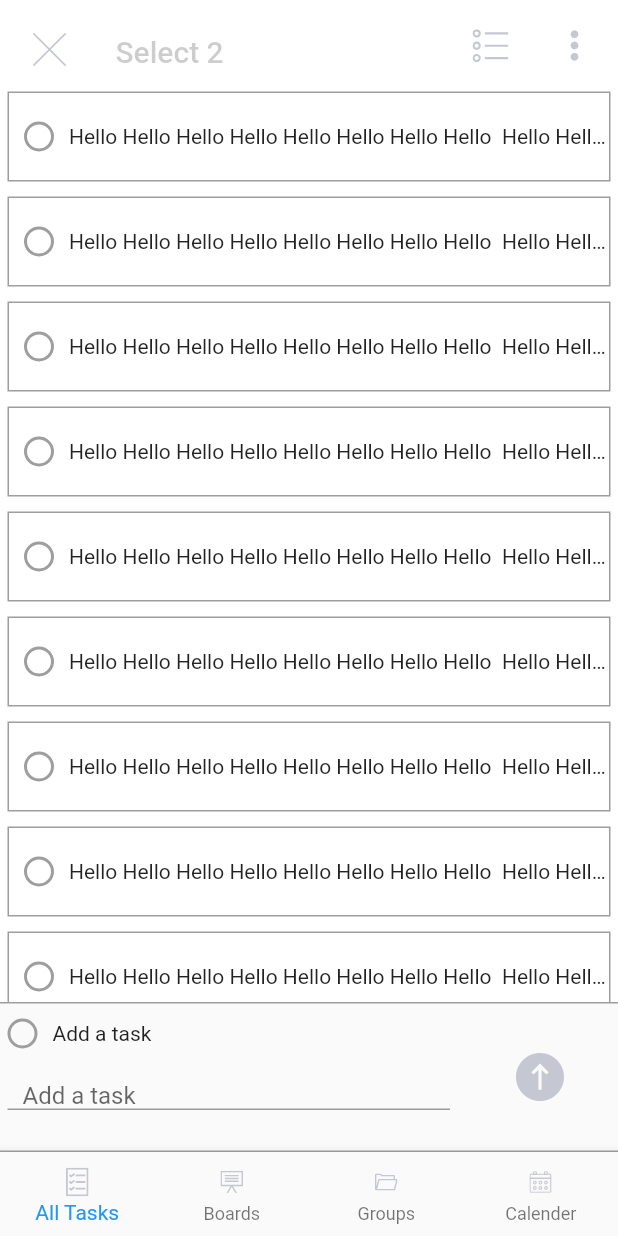
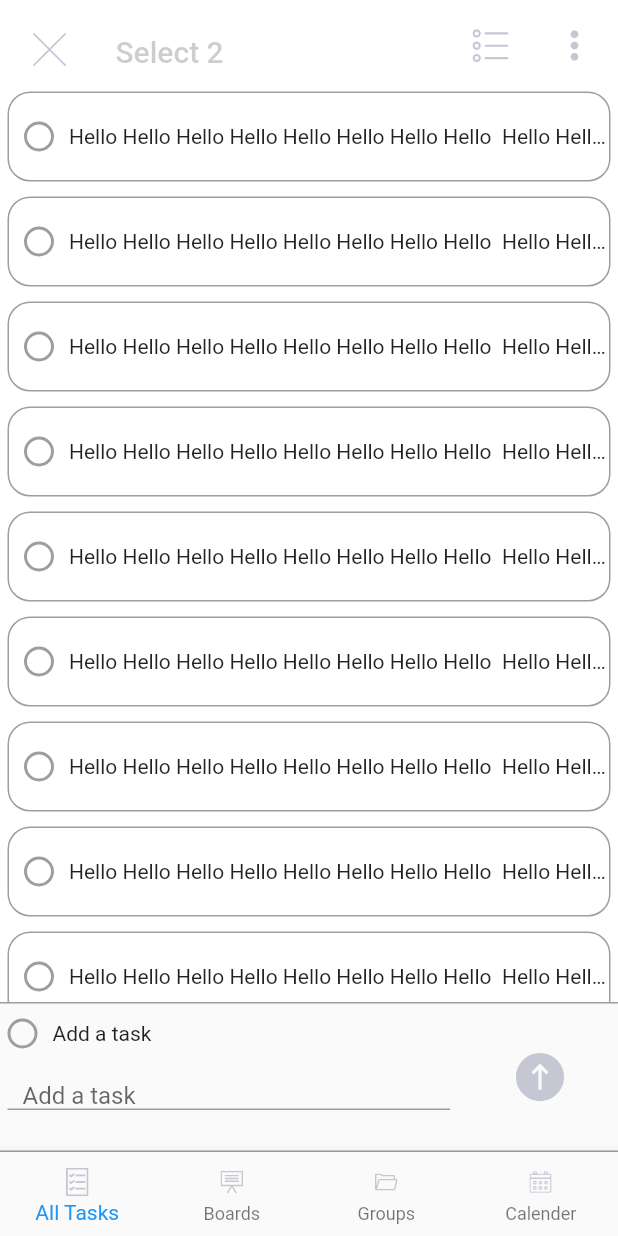
Before and after one commit to mdRazunMia/flutter-task-management, a Flutter app: the TaskScreen screen opened by its route, on a phone screen of 412 x 824 dp. Run offline on Flutter 3.47's test engine with Material 2 defaults, Android fonts, the phone set to English and light mode, and no system bars; our stand-ins replace dropdown_button2, flutter_speed_dial, flutter_svg, get.

Commit message:
Add border redius in task list screens.

```diff
--- a/lib/screens/taskScreen.dart
+++ b/lib/screens/taskScreen.dart
@@ -1351,6 +1351,7 @@ class _TaskScreenState extends State<TaskScreen> {
                         5,
                       ),
                       decoration: BoxDecoration(
+                        borderRadius: BorderRadius.circular(15),
                         border: Border.all(color: Colors.grey, width: 1),
                       ),
                       child: Row(
```
